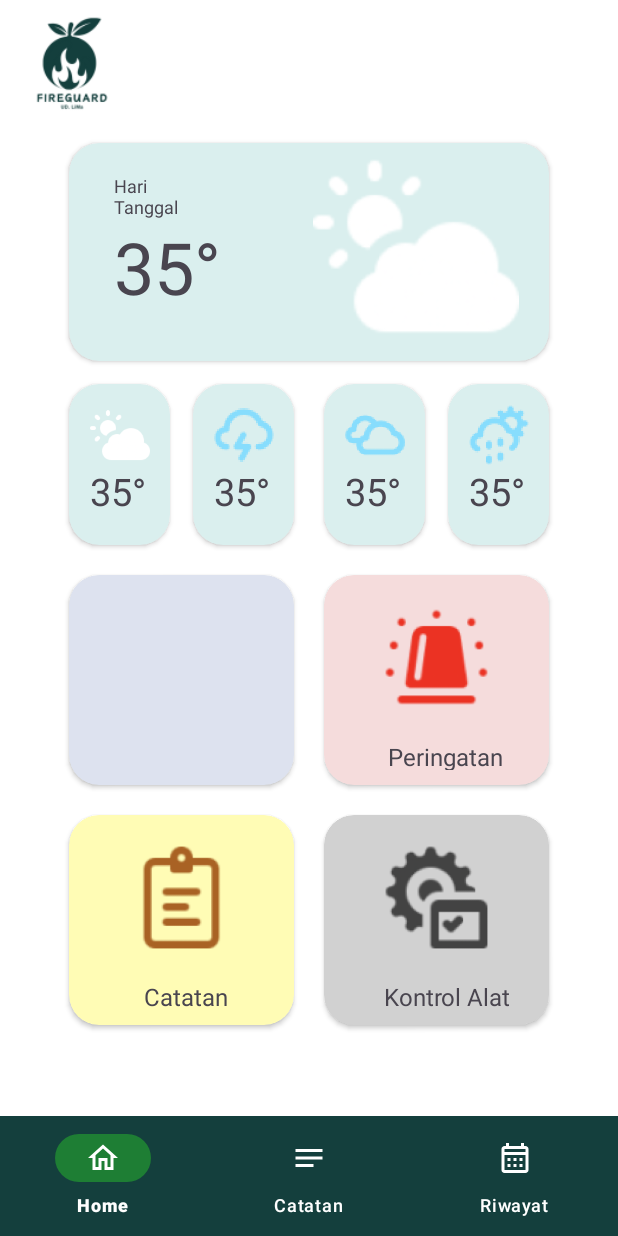
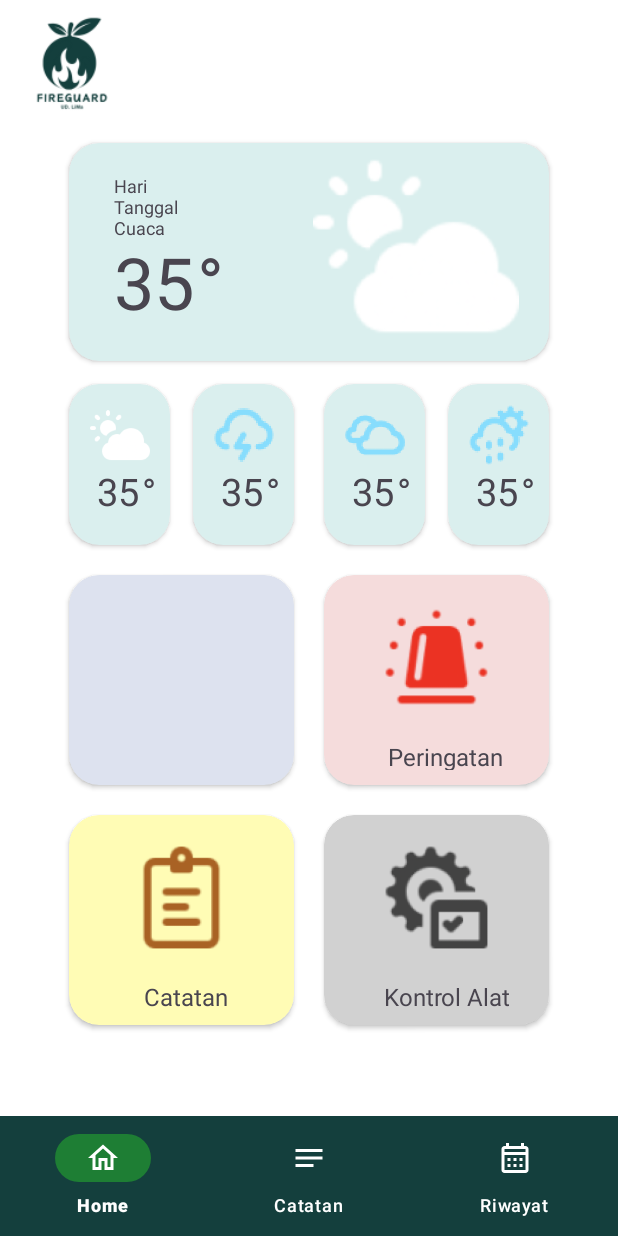
Before and after one commit to Bayyeee/PKM-UD-LiMa, an Android app: the screen it shows after launch (MainActivity), on a phone screen of 412 x 824 dp. Run offline under Robolectric (Android 15) with nearby library versions, the phone set to English and light mode, and no system bars; 1 statement that could not run was skipped.

Commit message:
Penambahan API Cuaca dengan OpenWeatherMap API

```diff
--- a/app/src/main/AndroidManifest.xml
+++ b/app/src/main/AndroidManifest.xml
@@ -1,6 +1,8 @@
 <?xml version="1.0" encoding="utf-8"?>
 <manifest xmlns:android="http://schemas.android.com/apk/res/android"
     xmlns:tools="http://schemas.android.com/tools">
+
+    <uses-permission android:name="android.permission.INTERNET"/>
 
     <application
         android:allowBackup="true"
--- /dev/null
+++ b/app/src/main/java/com/project/pkm_ud_lima/data/retrofit/ApiConfig.kt
@@ -0,0 +1,33 @@
+package com.project.pkm_ud_lima.data.retrofit
+
+import com.project.pkm_ud_lima.BuildConfig
+import okhttp3.OkHttpClient
+import okhttp3.logging.HttpLoggingInterceptor
+import retrofit2.Retrofit
+import retrofit2.converter.gson.GsonConverterFactory
+
+
+// Konfigurasi retrofit
+
+class ApiConfig{
+    companion object {
+        fun getApiService(): ApiService {
+            val loggingInterceptor = if (BuildConfig.DEBUG) {
+                HttpLoggingInterceptor().setLevel(HttpLoggingInterceptor.Level.BODY)
+            } else {
+                HttpLoggingInterceptor().setLevel(HttpLoggingInterceptor.Level.NONE)
+            }
+
+            val client = OkHttpClient.Builder()
+                .addInterceptor(loggingInterceptor)
+                .build()
+
+            val retrofit = Retrofit.Builder()
+                .baseUrl("https://api.openweathermap.org/")
+                .addConverterFactory(GsonConverterFactory.create())
+                .client(client)
+                .build()
+            return retrofit.create(ApiService::class.java)
+        }
+    }
+}
--- /dev/null
+++ b/app/src/main/java/com/project/pkm_ud_lima/data/retrofit/ApiService.kt
@@ -0,0 +1,19 @@
+package com.project.pkm_ud_lima.data.retrofit
+
+import com.project.pkm_ud_lima.data.response.CuacaResponse
+import retrofit2.Call
+import retrofit2.http.*
+
+
+// Interface class untuk berinteraksi dengan API
+interface ApiService {
+    @GET("data/2.5/forecast")
+    fun getForecast(
+        @Query("lat") lat: Double,
+        @Query("lon") lon: Double,
+        // API Key dari OpenWeatherMap, rencana akan dipindah ke secrets.properties agar lebih aman
+        @Query("appid") appid: String = "api_key",
+        @Query("units") units: String = "metric",
+        @Query("lang") lang: String = "id",
+    ) : Call<CuacaResponse>
+}
--- a/app/src/main/java/com/project/pkm_ud_lima/fragment/HomeFragment.kt
+++ b/app/src/main/java/com/project/pkm_ud_lima/fragment/HomeFragment.kt
@@ -1,18 +1,94 @@
 package com.project.pkm_ud_lima.fragment
 
 import android.os.Bundle
-import androidx.fragment.app.Fragment
 import android.view.LayoutInflater
 import android.view.View
 import android.view.ViewGroup
+import android.widget.Toast
+import androidx.fragment.app.Fragment
+import com.project.pkm_ud_lima.data.retrofit.ApiConfig
+import com.project.pkm_ud_lima.data.response.CuacaResponse
 import com.project.pkm_ud_lima.databinding.FragmentHomeBinding
+import retrofit2.Call
+import retrofit2.Callback
+import retrofit2.Response
+import java.text.SimpleDateFormat
+import java.util.Locale
 
 class HomeFragment : Fragment() {
     private lateinit var binding: FragmentHomeBinding
+
+    // HashMap translasi cuaca dari bahasa Inggris ke bahasa Indonesia
+    private val weatherMap = hashMapOf(
+        "Thunderstorm" to "Badai Petir",
+        "Drizzle" to "Gerimis",
+        "Rain" to "Hujan",
+        "Snow" to "Salju",
+        "Mist" to "Kabut",
+        "Smoke" to "Asap",
+        "Haze" to "Kabut",
+        "Dust" to "Debu",
+        "Fog" to "Kabut",
+        "Sand" to "Pasir",
+        "Dust" to "Debu",
+        "Ash" to "Abu",
+        "Squall" to "Angin Kencang",
+        "Tornado" to "Puting Beliung",
+        "Clear" to "Cerah",
+        "Clouds" to "Berawan"
+    )
+
     override fun onCreateView(
         inflater: LayoutInflater, container: ViewGroup?,
         savedInstanceState: Bundle?
-    ): View { binding = FragmentHomeBinding.inflate(inflater, container, false)
+    ): View {
+        binding = FragmentHomeBinding.inflate(inflater, container, false)
         return binding.root
     }
+
+    override fun onViewCreated(view: View, savedInstanceState: Bundle?) {
+        super.onViewCreated(view, savedInstanceState)
+
+        val apiService = ApiConfig.getApiService()
+        // daerah Serapat
+        val lat = -3.101074
+        val lon = 114.717258
+
+        // Ambil data API dan masukkan ke viewbinding
+
+        apiService.getForecast(lat, lon).enqueue(object : Callback<CuacaResponse> {
+            override fun onResponse(call: Call<CuacaResponse>, response: Response<CuacaResponse>) {
+                if (response.isSuccessful) {
+                    val cuacaResponse = response.body()
+                    var weather = cuacaResponse?.list?.get(0)?.weather?.get(0)?.main
+                    val temperature = cuacaResponse?.list?.get(0)?.main?.temp
+                    val date = cuacaResponse?.list?.get(0)?.dtTxt
+
+                    val oldFormat = SimpleDateFormat("yyyy-MM-dd HH:mm:ss", Locale.getDefault())
+                    val newFormat = SimpleDateFormat("d MMMM yyyy", Locale("in", "ID"))
+
+                    val parsedDate = oldFormat.parse(date)
+                    val formattedDate = newFormat.format(parsedDate)
+
+                    weather = weatherMap[weather] ?: weather
+
+                    binding.tvCuacahari.text = "$formattedDate\n$weather"
+                    binding.tvCuacasuhu.text = "$temperature"
+                    binding.tvSuhusmallcardviewcuaca1.text = "$temperature"
+                    binding.tvSuhusmallcardviewcuaca2.text = "$temperature"
+                    binding.tvSuhusmallcardviewcuaca3.text = "$temperature"
+                    binding.tvSuhusmallcardviewcuaca4.text = "$temperature"
+
+                } else {
+                    // Apabila gagal mengambil data cuaca
+                    Toast.makeText(context, "Gagal mengambil data cuaca", Toast.LENGTH_SHORT).show()
+                }
+            }
+
+            override fun onFailure(call: Call<CuacaResponse>, t: Throwable) {
+                // Apabila koneksi ke API cuaca gagal
+                Toast.makeText(context, "Koneksi ke server gagal", Toast.LENGTH_SHORT).show()
+            }
+        })
+    }
 }
--- a/app/src/main/res/layout/fragment_home.xml
+++ b/app/src/main/res/layout/fragment_home.xml
@@ -42,7 +42,7 @@
             <TextView
                 android:id="@+id/tvCuacahari"
                 android:layout_width="71dp"
-                android:layout_height="30dp"
+                android:layout_height="50dp"
                 android:text="@string/card_cuacahari"
                 android:textSize="12sp"
                 app:layout_constraintTop_toTopOf="parent"
@@ -53,15 +53,25 @@
 
             <TextView
                 android:id="@+id/tvCuacasuhu"
-                android:layout_width="72dp"
+                android:layout_width="60dp"
                 android:layout_height="56dp"
                 android:text="@string/card_cuacasuhu"
                 android:textSize="48sp"
                 app:layout_constraintTop_toBottomOf="@+id/tvCuacahari"
                 app:layout_constraintStart_toStartOf="parent"
                 android:layout_marginStart="30dp"
-                android:layout_marginTop="50dp"
+                android:layout_marginTop="60dp"
                 />
+
+            <TextView
+                android:layout_width="15dp"
+                android:layout_height="56dp"
+                android:text="@string/card_suhucelsius"
+                android:textSize="48sp"
+                app:layout_constraintTop_toBottomOf="@+id/tvCuacahari"
+                app:layout_constraintStart_toEndOf="@+id/tvCuacasuhu"
+                android:layout_marginStart="85dp"
+                android:layout_marginTop="60dp"/>
 
             <ImageView
                 android:layout_width="137dp"
@@ -100,7 +110,8 @@
                     app:srcCompat="@mipmap/logo_cuaca_1_background" />
 
                 <TextView
-                    android:layout_width="40dp"
+                    android:id="@+id/tvSuhusmallcardviewcuaca1"
+                    android:layout_width="30dp"
                     android:layout_height="30dp"
                     android:text="@string/card_cuacasuhu"
                     android:textSize="25sp"
@@ -108,6 +119,13 @@
                     app:layout_constraintStart_toStartOf="parent"
                     app:layout_constraintEnd_toEndOf="parent"
                     />
+                <TextView
+                    android:layout_width="10dp"
+                    android:layout_height="15dp"
+                    android:text="@string/card_suhucelsius"
+                    android:textSize="25sp"
+                    app:layout_constraintStart_toEndOf="@+id/tvSuhusmallcardviewcuaca1"
+                    app:layout_constraintTop_toBottomOf="@+id/ivCuacasmallcardviewcuaca1"/>
             </androidx.constraintlayout.widget.ConstraintLayout>
         </androidx.cardview.widget.CardView>
 
@@ -138,7 +156,8 @@
                     app:srcCompat="@mipmap/logo_cuaca_2_background" />
 
                 <TextView
-                    android:layout_width="40dp"
+                    android:id="@+id/tvSuhusmallcardviewcuaca2"
+                    android:layout_width="30dp"
                     android:layout_height="30dp"
                     android:text="@string/card_cuacasuhu"
                     android:textSize="25sp"
@@ -146,6 +165,13 @@
                     app:layout_constraintStart_toStartOf="parent"
                     app:layout_constraintEnd_toEndOf="parent"
                     />
+                <TextView
+                    android:layout_width="10dp"
+                    android:layout_height="15dp"
+                    android:text="@string/card_suhucelsius"
+                    android:textSize="25sp"
+                    app:layout_constraintStart_toEndOf="@+id/tvSuhusmallcardviewcuaca2"
+                    app:layout_constraintTop_toBottomOf="@+id/ivCuacasmallcardviewcuaca2" />
 
             </androidx.constraintlayout.widget.ConstraintLayout>
         </androidx.cardview.widget.CardView>
@@ -177,7 +203,8 @@
                     app:srcCompat="@mipmap/logo_cuaca_3_background" />
 
                 <TextView
-                    android:layout_width="40dp"
+                    android:id="@+id/tvSuhusmallcardviewcuaca3"
+                    android:layout_width="30dp"
                     android:layout_height="30dp"
                     android:text="@string/card_cuacasuhu"
                     android:textSize="25sp"
@@ -185,6 +212,14 @@
                     app:layout_constraintStart_toStartOf="parent"
                     app:layout_constraintEnd_toEndOf="parent"
                     />
+
+                <TextView
+                    android:layout_width="10dp"
+                    android:layout_height="15dp"
+                    android:text="@string/card_suhucelsius"
+                    android:textSize="25sp"
+                    app:layout_constraintStart_toEndOf="@+id/tvSuhusmallcardviewcuaca3"
+                    app:layout_constraintTop_toBottomOf="@+id/ivCuacasmallcardviewcuaca3"/>
 
             </androidx.constraintlayout.widget.ConstraintLayout>
         </androidx.cardview.widget.CardView>
@@ -217,7 +252,8 @@
                     app:srcCompat="@mipmap/logo_cuaca_4_background" />
 
                 <TextView
-                    android:layout_width="40dp"
+                    android:id="@+id/tvSuhusmallcardviewcuaca4"
+                    android:layout_width="30dp"
                     android:layout_height="30dp"
                     android:text="@string/card_cuacasuhu"
                     android:textSize="25sp"
@@ -225,6 +261,14 @@
                     app:layout_constraintStart_toStartOf="parent"
                     app:layout_constraintEnd_toEndOf="parent"
                 />
+
+                <TextView
+                    android:layout_width="10dp"
+                    android:layout_height="15dp"
+                    android:text="@string/card_suhucelsius"
+                    android:textSize="25sp"
+                    app:layout_constraintStart_toEndOf="@+id/tvSuhusmallcardviewcuaca4"
+                    app:layout_constraintTop_toBottomOf="@+id/ivCuacasmallcardviewcuaca4"/>
 
             </androidx.constraintlayout.widget.ConstraintLayout>
         </androidx.cardview.widget.CardView>
--- a/app/src/main/res/values/strings.xml
+++ b/app/src/main/res/values/strings.xml
@@ -11,8 +11,10 @@
     <string name="card_catatan">Catatan</string>
     <string name="card_kontrolalat">Kontrol Alat</string>
 
-    <string name="card_cuacahari">Hari\nTanggal</string>
-    <string name="card_cuacasuhu">35°</string>
+    <string name="card_cuacahari">Hari\nTanggal\nCuaca</string>
+    <string name="card_cuacasuhu">35</string>
+
+    <string name="card_suhucelsius">°</string>
 
     <!--    String bagian Navigasi-->
 
```
Also changed, not shown: app/build.gradle.kts (+19 -4 lines), app/src/main/java/com/project/pkm_ud_lima/data/response/CuacaResponse.kt (added, +165 -0 lines), gradle/libs.versions.toml (+17 -0 lines).
